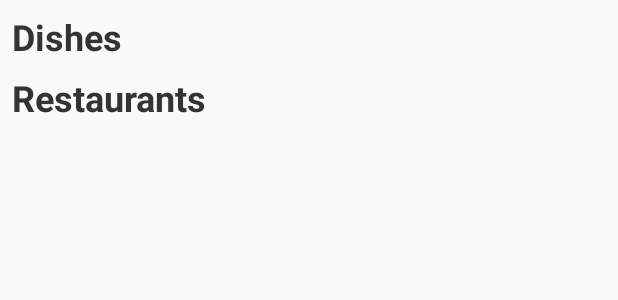
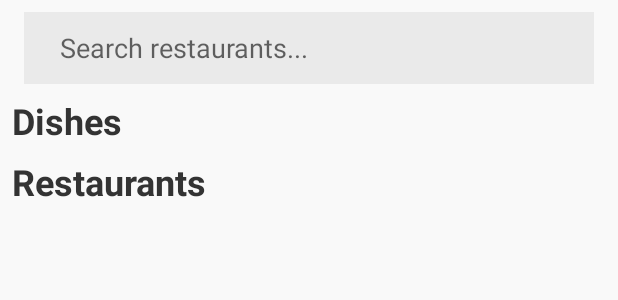
Before and after one commit to muhammad-ashraf-ab/cse431-mobile-programming-project, an Android app: the layout fragment_main.xml on its own in the app's theme, with its tools: preview values and no code run, on a phone screen of 412 x 824 dp. Shown: the top 300 px of the screen. Run offline under Robolectric (Android 15) with nearby library versions, the phone set to English and light mode, and no system bars.

Commit message:
Moved SearchView to MainFragment

```diff
--- a/app/src/main/java/com/college/cse431_mobile_programming_project/ui/MainActivity.kt
+++ b/app/src/main/java/com/college/cse431_mobile_programming_project/ui/MainActivity.kt
@@ -4,7 +4,6 @@ import androidx.appcompat.app.AppCompatActivity
 import android.os.Bundle
 import android.view.Menu
 import android.view.MenuItem
-import androidx.appcompat.widget.SearchView
 import com.college.cse431_mobile_programming_project.R
 import com.college.cse431_mobile_programming_project.databinding.ActivityMainBinding
 
@@ -21,7 +20,7 @@ class MainActivity : AppCompatActivity() {
         setDefaultKeyMode(DEFAULT_KEYS_SEARCH_LOCAL)
 
         setSupportActionBar(binding.mainToolbar)
-        supportActionBar!!.setDisplayShowTitleEnabled(false)
+//        supportActionBar!!.setDisplayShowTitleEnabled(false)
     }
 
     override fun onCreateOptionsMenu(menu: Menu?): Boolean {
--- a/app/src/main/res/layout/fragment_main.xml
+++ b/app/src/main/res/layout/fragment_main.xml
@@ -15,11 +15,29 @@
             android:layout_width="match_parent"
             android:layout_height="match_parent">
 
+            <androidx.appcompat.widget.SearchView
+                android:id="@+id/search_bar"
+                android:layout_width="match_parent"
+                android:layout_height="wrap_content"
+                app:layout_constraintTop_toTopOf="parent"
+                app:layout_constraintBottom_toTopOf="@id/dishes_text_scrollview"
+                app:layout_constraintStart_toStartOf="parent"
+                app:layout_constraintEnd_toEndOf="parent"
+                android:layout_marginStart="16dp"
+                android:layout_marginEnd="16dp"
+                android:layout_marginTop="8dp"
+                android:padding="8dp"
+                app:queryHint="Search restaurants..."
+                app:iconifiedByDefault="false"
+                app:searchIcon="@null"
+                android:background="?attr/colorSecondary"
+                app:queryBackground="@color/transparent" />
+
             <TextView
                 android:id="@+id/dishes_text_scrollview"
                 android:layout_width="wrap_content"
                 android:layout_height="wrap_content"
-                app:layout_constraintTop_toTopOf="parent"
+                app:layout_constraintTop_toBottomOf="@id/search_bar"
                 app:layout_constraintBottom_toTopOf="@id/dish_types_recyclerview"
                 app:layout_constraintStart_toStartOf="parent"
                 android:text="@string/dishes"
```
Also changed, not shown: app/src/main/java/com/college/cse431_mobile_programming_project/ui/fragments/MainFragment.kt (+13 -2 lines), app/src/main/res/layout/activity_main.xml (+0 -14 lines).
